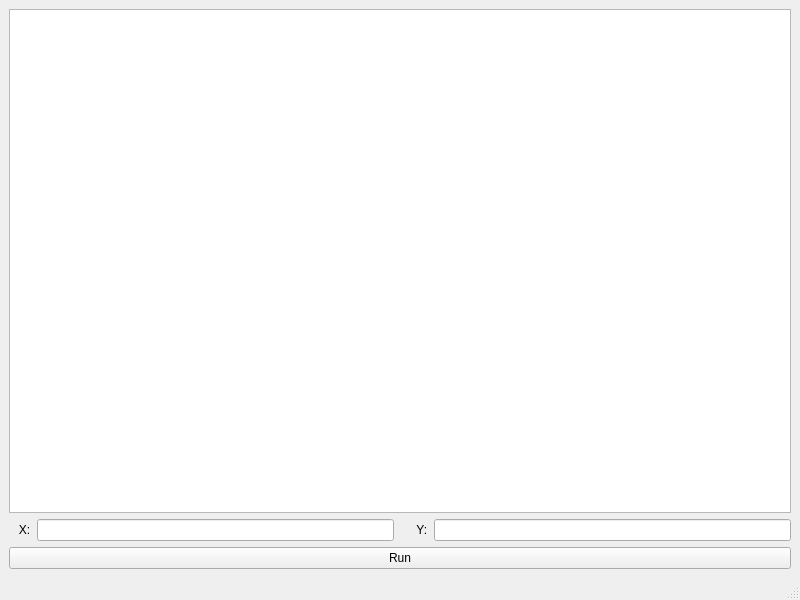
First picture: the form in lui_testing/cpp_qt_toys/sling_shoot/mainwindow.ui, repository luisodls/dui_prototyping, before the edit.
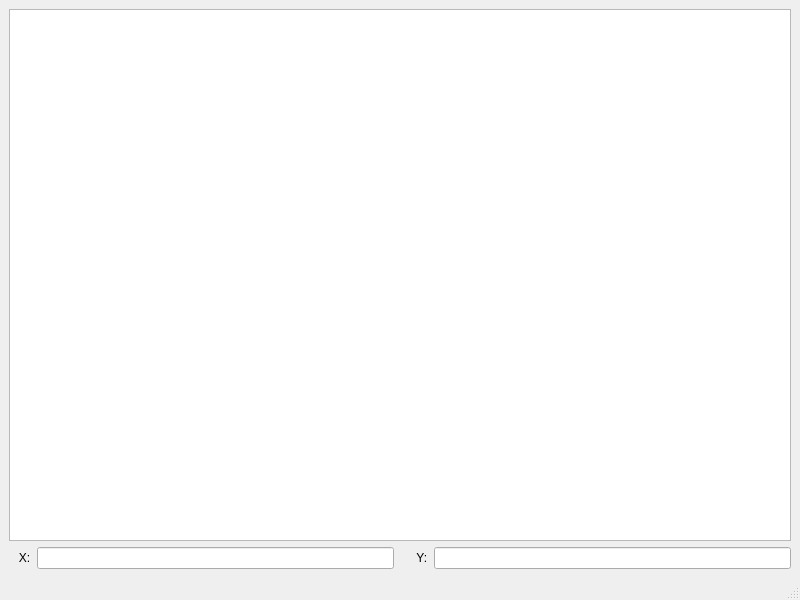
Second picture: the form after the edit.

Commit message: simplifying qt toy

What changed in the file:
```diff
--- a/lui_testing/cpp_qt_toys/sling_shoot/mainwindow.ui
+++ b/lui_testing/cpp_qt_toys/sling_shoot/mainwindow.ui
@@ -46,13 +46,6 @@
       </item>
      </layout>
     </item>
-    <item row="1" column="0">
-     <widget class="QPushButton" name="RunButton">
-      <property name="text">
-       <string>Run</string>
-      </property>
-     </widget>
-    </item>
    </layout>
   </widget>
   <widget class="QStatusBar" name="statusbar"/>
```
The commit also changes 2 other files.
